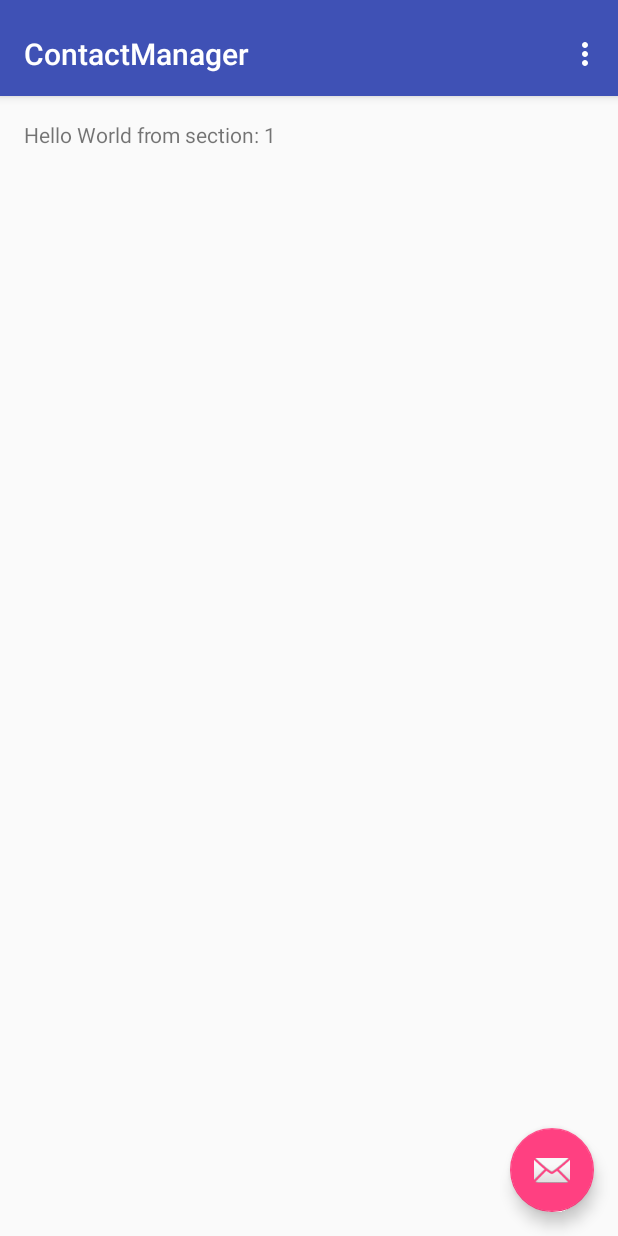
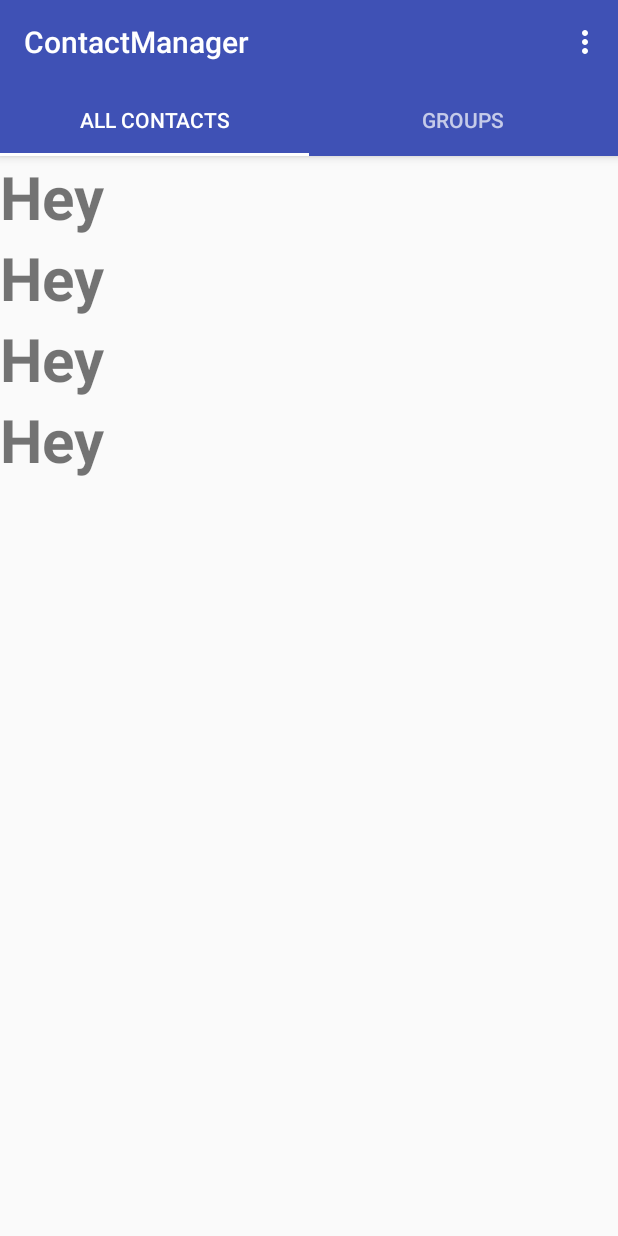
Before and after one commit to prakh2796/IBM_HackCamp, an Android app: the screen it shows after launch (MainActivity), on a phone screen of 412 x 824 dp. Run offline under Robolectric (Android 15) with nearby library versions, the phone set to English and light mode, and no system bars.

Commit message:
tab layout created...

```diff
--- /dev/null
+++ b/app/src/main/java/contacts/prakhar/example/com/contactmanager/FragmentOne.java
@@ -0,0 +1,29 @@
+package contacts.prakhar.example.com.contactmanager;
+
+import android.os.Bundle;
+import android.support.v4.app.Fragment;
+import android.view.LayoutInflater;
+import android.view.View;
+import android.view.ViewGroup;
+
+/**
+ * Created by Pewds on 20-Sep-16.
+ */
+public class FragmentOne extends Fragment {
+
+    public FragmentOne() {
+        // Required empty public constructor
+    }
+
+    @Override
+    public void onCreate(Bundle savedInstanceState) {
+        super.onCreate(savedInstanceState);
+    }
+
+    @Override
+    public View onCreateView(LayoutInflater inflater, ViewGroup container,
+                             Bundle savedInstanceState) {
+        // Inflate the layout for this fragment
+        return inflater.inflate(R.layout.fragment1, container, false);
+    }
+}
--- /dev/null
+++ b/app/src/main/java/contacts/prakhar/example/com/contactmanager/FragmentTwo.java
@@ -0,0 +1,29 @@
+package contacts.prakhar.example.com.contactmanager;
+
+import android.os.Bundle;
+import android.support.v4.app.Fragment;
+import android.view.LayoutInflater;
+import android.view.View;
+import android.view.ViewGroup;
+
+/**
+ * Created by Pewds on 20-Sep-16.
+ */
+public class FragmentTwo extends Fragment {
+
+    public FragmentTwo() {
+        // Required empty public constructor
+    }
+
+    @Override
+    public void onCreate(Bundle savedInstanceState) {
+        super.onCreate(savedInstanceState);
+    }
+
+    @Override
+    public View onCreateView(LayoutInflater inflater, ViewGroup container,
+                             Bundle savedInstanceState) {
+        // Inflate the layout for this fragment
+        return inflater.inflate(R.layout.fragment2, container, false);
+    }
+}
--- a/app/src/main/java/contacts/prakhar/example/com/contactmanager/MainActivity.java
+++ b/app/src/main/java/contacts/prakhar/example/com/contactmanager/MainActivity.java
@@ -1,65 +1,77 @@
 package contacts.prakhar.example.com.contactmanager;
 
-import android.support.design.widget.FloatingActionButton;
-import android.support.design.widget.Snackbar;
-import android.support.v7.app.AppCompatActivity;
-import android.support.v7.widget.Toolbar;
-
+import android.support.design.widget.TabLayout;
 import android.support.v4.app.Fragment;
 import android.support.v4.app.FragmentManager;
 import android.support.v4.app.FragmentPagerAdapter;
 import android.support.v4.view.ViewPager;
+import android.support.v7.app.AppCompatActivity;
 import android.os.Bundle;
-import android.view.LayoutInflater;
+import android.support.v7.widget.Toolbar;
 import android.view.Menu;
 import android.view.MenuItem;
-import android.view.View;
-import android.view.ViewGroup;
 
-import android.widget.TextView;
+import java.util.ArrayList;
+import java.util.List;
+
 
 public class MainActivity extends AppCompatActivity {
 
-    /**
-     * The {@link android.support.v4.view.PagerAdapter} that will provide
-     * fragments for each of the sections. We use a
-     * {@link FragmentPagerAdapter} derivative, which will keep every
-     * loaded fragment in memory. If this becomes too memory intensive, it
-     * may be best to switch to a
-     * {@link android.support.v4.app.FragmentStatePagerAdapter}.
-     */
-    private SectionsPagerAdapter mSectionsPagerAdapter;
-
-    /**
-     * The {@link ViewPager} that will host the section contents.
-     */
-    private ViewPager mViewPager;
+    private Toolbar toolbar;
+    private TabLayout tabLayout;
+    private ViewPager viewPager;
 
     @Override
     protected void onCreate(Bundle savedInstanceState) {
         super.onCreate(savedInstanceState);
         setContentView(R.layout.activity_main);
 
-        Toolbar toolbar = (Toolbar) findViewById(R.id.toolbar);
+        toolbar = (Toolbar) findViewById(R.id.toolbar);
         setSupportActionBar(toolbar);
-        // Create the adapter that will return a fragment for each of the three
-        // primary sections of the activity.
-        mSectionsPagerAdapter = new SectionsPagerAdapter(getSupportFragmentManager());
 
-        // Set up the ViewPager with the sections adapter.
-        mViewPager = (ViewPager) findViewById(R.id.container);
-        mViewPager.setAdapter(mSectionsPagerAdapter);
+        getSupportActionBar().setDisplayHomeAsUpEnabled(false);
 
+        viewPager = (ViewPager) findViewById(R.id.viewpager);
+        setupViewPager(viewPager);
 
-        FloatingActionButton fab = (FloatingActionButton) findViewById(R.id.fab);
-        fab.setOnClickListener(new View.OnClickListener() {
-            @Override
-            public void onClick(View view) {
-                Snackbar.make(view, "Replace with your own action", Snackbar.LENGTH_LONG)
-                        .setAction("Action", null).show();
-            }
-        });
+        tabLayout = (TabLayout) findViewById(R.id.tabs);
+        tabLayout.setupWithViewPager(viewPager);
+    }
 
+    private void setupViewPager(ViewPager viewPager) {
+        ViewPagerAdapter adapter = new ViewPagerAdapter(getSupportFragmentManager());
+        adapter.addFragment(new FragmentOne(), "All Contacts");
+        adapter.addFragment(new FragmentTwo(), "Groups");
+        viewPager.setAdapter(adapter);
+    }
+
+    class ViewPagerAdapter extends FragmentPagerAdapter {
+        private final List<Fragment> mFragmentList = new ArrayList<>();
+        private final List<String> mFragmentTitleList = new ArrayList<>();
+
+        public ViewPagerAdapter(FragmentManager manager) {
+            super(manager);
+        }
+
+        @Override
+        public Fragment getItem(int position) {
+            return mFragmentList.get(position);
+        }
+
+        @Override
+        public int getCount() {
+            return mFragmentList.size();
+        }
+
+        public void addFragment(Fragment fragment, String title) {
+            mFragmentList.add(fragment);
+            mFragmentTitleList.add(title);
+        }
+
+        @Override
+        public CharSequence getPageTitle(int position) {
+            return mFragmentTitleList.get(position);
+        }
     }
 
 
@@ -84,76 +96,4 @@ public class MainActivity extends AppCompatActivity {
 
         return super.onOptionsItemSelected(item);
     }
-
-    /**
-     * A placeholder fragment containing a simple view.
-     */
-    public static class PlaceholderFragment extends Fragment {
-        /**
-         * The fragment argument representing the section number for this
-         * fragment.
-         */
-        private static final String ARG_SECTION_NUMBER = "section_number";
-
-        public PlaceholderFragment() {
-        }
-
-        /**
-         * Returns a new instance of this fragment for the given section
-         * number.
-         */
-        public static PlaceholderFragment newInstance(int sectionNumber) {
-            PlaceholderFragment fragment = new PlaceholderFragment();
-            Bundle args = new Bundle();
-            args.putInt(ARG_SECTION_NUMBER, sectionNumber);
-            fragment.setArguments(args);
-            return fragment;
-        }
-
-        @Override
-        public View onCreateView(LayoutInflater inflater, ViewGroup container,
-                                 Bundle savedInstanceState) {
-            View rootView = inflater.inflate(R.layout.fragment_main, container, false);
-            TextView textView = (TextView) rootView.findViewById(R.id.section_label);
-            textView.setText(getString(R.string.section_format, getArguments().getInt(ARG_SECTION_NUMBER)));
-            return rootView;
-        }
-    }
-
-    /**
-     * A {@link FragmentPagerAdapter} that returns a fragment corresponding to
-     * one of the sections/tabs/pages.
-     */
-    public class SectionsPagerAdapter extends FragmentPagerAdapter {
-
-        public SectionsPagerAdapter(FragmentManager fm) {
-            super(fm);
-        }
-
-        @Override
-        public Fragment getItem(int position) {
-            // getItem is called to instantiate the fragment for the given page.
-            // Return a PlaceholderFragment (defined as a static inner class below).
-            return PlaceholderFragment.newInstance(position + 1);
-        }
-
-        @Override
-        public int getCount() {
-            // Show 3 total pages.
-            return 3;
-        }
-
-        @Override
-        public CharSequence getPageTitle(int position) {
-            switch (position) {
-                case 0:
-                    return "SECTION 1";
-                case 1:
-                    return "SECTION 2";
-                case 2:
-                    return "SECTION 3";
-            }
-            return null;
-        }
-    }
 }
--- a/app/src/main/res/layout/activity_main.xml
+++ b/app/src/main/res/layout/activity_main.xml
@@ -1,19 +1,13 @@
 <?xml version="1.0" encoding="utf-8"?>
 <android.support.design.widget.CoordinatorLayout xmlns:android="http://schemas.android.com/apk/res/android"
     xmlns:app="http://schemas.android.com/apk/res-auto"
-    xmlns:tools="http://schemas.android.com/tools"
-    android:id="@+id/main_content"
     android:layout_width="match_parent"
-    android:layout_height="match_parent"
-    android:fitsSystemWindows="true"
-    tools:context="contacts.prakhar.example.com.contactmanager.MainActivity">
+    android:layout_height="match_parent">
 
     <android.support.design.widget.AppBarLayout
-        android:id="@+id/appbar"
         android:layout_width="match_parent"
         android:layout_height="wrap_content"
-        android:paddingTop="@dimen/appbar_padding_top"
-        android:theme="@style/AppTheme.AppBarOverlay">
+        android:theme="@style/ThemeOverlay.AppCompat.Dark.ActionBar">
 
         <android.support.v7.widget.Toolbar
             android:id="@+id/toolbar"
@@ -21,24 +15,19 @@
             android:layout_height="?attr/actionBarSize"
             android:background="?attr/colorPrimary"
             app:layout_scrollFlags="scroll|enterAlways"
-            app:popupTheme="@style/AppTheme.PopupOverlay">
+            app:popupTheme="@style/ThemeOverlay.AppCompat.Light" />
 
-        </android.support.v7.widget.Toolbar>
-
+        <android.support.design.widget.TabLayout
+            android:id="@+id/tabs"
+            android:layout_width="match_parent"
+            android:layout_height="wrap_content"
+            app:tabMode="fixed"
+            app:tabGravity="fill"/>
     </android.support.design.widget.AppBarLayout>
 
     <android.support.v4.view.ViewPager
-        android:id="@+id/container"
+        android:id="@+id/viewpager"
         android:layout_width="match_parent"
         android:layout_height="match_parent"
-        app:layout_behavior="@string/appbar_scrolling_view_behavior" />
-
-    <android.support.design.widget.FloatingActionButton
-        android:id="@+id/fab"
-        android:layout_width="wrap_content"
-        android:layout_height="wrap_content"
-        android:layout_gravity="end|bottom"
-        android:layout_margin="@dimen/fab_margin"
-        android:src="@android:drawable/ic_dialog_email" />
-
+        app:layout_behavior="@string/appbar_scrolling_view_behavior"  />
 </android.support.design.widget.CoordinatorLayout>
--- /dev/null
+++ b/app/src/main/res/layout/fragment1.xml
@@ -0,0 +1,38 @@
+<?xml version="1.0" encoding="utf-8"?>
+<LinearLayout xmlns:android="http://schemas.android.com/apk/res/android"
+    android:orientation="vertical" android:layout_width="match_parent"
+    android:layout_height="match_parent">
+
+    <TextView
+        android:layout_width="wrap_content"
+        android:layout_height="wrap_content"
+        android:text="Hey"
+        android:textSize="40dp"
+        android:textStyle="bold"
+        android:layout_centerInParent="true"/>
+
+    <TextView
+        android:layout_width="wrap_content"
+        android:layout_height="wrap_content"
+        android:text="Hey"
+        android:textSize="40dp"
+        android:textStyle="bold"
+        android:layout_centerInParent="true"/>
+
+    <TextView
+        android:layout_width="wrap_content"
+        android:layout_height="wrap_content"
+        android:text="Hey"
+        android:textSize="40dp"
+        android:textStyle="bold"
+        android:layout_centerInParent="true"/>
+
+    <TextView
+        android:layout_width="wrap_content"
+        android:layout_height="wrap_content"
+        android:text="Hey"
+        android:textSize="40dp"
+        android:textStyle="bold"
+        android:layout_centerInParent="true"/>
+
+</LinearLayout>
--- /dev/null
+++ b/app/src/main/res/layout/fragment2.xml
@@ -0,0 +1,38 @@
+<?xml version="1.0" encoding="utf-8"?>
+<LinearLayout xmlns:android="http://schemas.android.com/apk/res/android"
+    android:orientation="vertical" android:layout_width="match_parent"
+    android:layout_height="match_parent">
+
+    <TextView
+        android:layout_width="wrap_content"
+        android:layout_height="wrap_content"
+        android:text="Bye"
+        android:textSize="40dp"
+        android:textStyle="bold"
+        android:layout_centerInParent="true"/>
+
+    <TextView
+        android:layout_width="wrap_content"
+        android:layout_height="wrap_content"
+        android:text="Bye"
+        android:textSize="40dp"
+        android:textStyle="bold"
+        android:layout_centerInParent="true"/>
+
+    <TextView
+        android:layout_width="wrap_content"
+        android:layout_height="wrap_content"
+        android:text="Bye"
+        android:textSize="40dp"
+        android:textStyle="bold"
+        android:layout_centerInParent="true"/>
+
+    <TextView
+        android:layout_width="wrap_content"
+        android:layout_height="wrap_content"
+        android:text="Bye"
+        android:textSize="40dp"
+        android:textStyle="bold"
+        android:layout_centerInParent="true"/>
+
+</LinearLayout>
--- a/app/src/main/res/layout/fragment_main.xml
+++ /dev/null
@@ -1,16 +0,0 @@
-<RelativeLayout xmlns:android="http://schemas.android.com/apk/res/android"
-    xmlns:tools="http://schemas.android.com/tools"
-    android:layout_width="match_parent"
-    android:layout_height="match_parent"
-    android:paddingBottom="@dimen/activity_vertical_margin"
-    android:paddingLeft="@dimen/activity_horizontal_margin"
-    android:paddingRight="@dimen/activity_horizontal_margin"
-    android:paddingTop="@dimen/activity_vertical_margin"
-    tools:context="contacts.prakhar.example.com.contactmanager.MainActivity$PlaceholderFragment">
-
-    <TextView
-        android:id="@+id/section_label"
-        android:layout_width="wrap_content"
-        android:layout_height="wrap_content" />
-
-</RelativeLayout>
--- a/app/src/main/res/values/colors.xml
+++ b/app/src/main/res/values/colors.xml
@@ -2,5 +2,5 @@
 <resources>
     <color name="colorPrimary">#3F51B5</color>
     <color name="colorPrimaryDark">#303F9F</color>
-    <color name="colorAccent">#FF4081</color>
+    <color name="colorAccent">#FFFFFF</color>
 </resources>
```
Also changed, not shown: app/build.gradle (+4 -4 lines).
